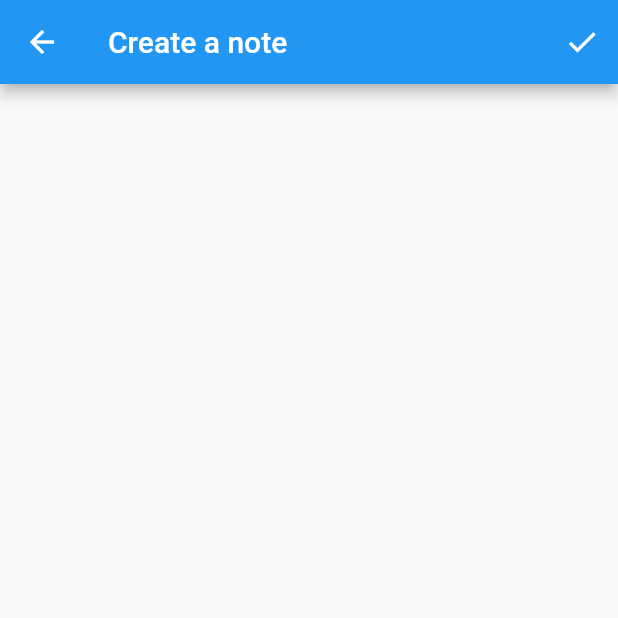
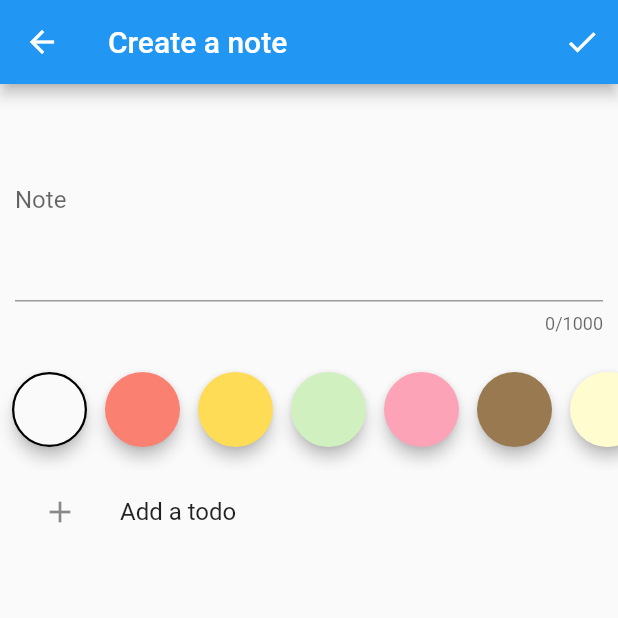
Before and after one commit to danPyk/todo_flutter, a Flutter app: the NoteFormPage screen opened by its route, on a phone screen of 412 x 824 dp, the top half of it. Run offline on Flutter 3.47's test engine with Material 2 defaults, Android fonts, the phone set to English and light mode, and no system bars; our stand-ins replace bloc, cloud_firestore, dartz, firebase_auth, firebase_core, flutter_bloc and 9 more; accounts and stored records are empty.

Commit message:
finded bug in note_dtos gen. file

```diff
--- a/lib/application/notes/note_form/note_form_bloc.dart
+++ b/lib/application/notes/note_form/note_form_bloc.dart
@@ -54,7 +54,7 @@ class NoteFormBloc extends Bloc<NoteFormEvent, NoteFormState> {
             state.copyWith(isSaving: true, saveFailureOrSuccessOption: none()));
 
         ///if there's no error, create note
-        if (state.note.failureOption.isNone()) {
+        if (state.note.failureOption.isNone() != null) {
           failureOrSuccess = state.isEditing
               ? await _iNoteRepository.update(state.note)
               : await _iNoteRepository.create(state.note);
--- a/lib/core/value_objects.dart
+++ b/lib/core/value_objects.dart
@@ -15,12 +15,12 @@ abstract class ValueObject<T> {
   bool isValid() => value.isRight();
 
   T getOrCrash() {
-    return value.fold((f) => throw UnexpectedValueError(f), (right) => right);
+    return value.fold((f) => throw UnexpectedValueError(f), id);
   }
 
   ///used to make ValueFailure type dynamic
   Either<ValueFailure<dynamic>, Unit> get failureOrUnit{
-    return value.fold((l) => left(l), (r) => right(unit),);
+    return value.fold((l) => left(l), (r) => right(unit));
   }
 
   @override
--- a/lib/domain/notes/note.dart
+++ b/lib/domain/notes/note.dart
@@ -22,7 +22,7 @@ class Note with _$Note {
   factory Note.empty() => Note(
         id: UniqueId(),
         noteBody: NoteBody(''),
-        noteColor: NoteColor(NoteColor.predefinedColor[0]),
+        noteColor: NoteColor(NoteColor.predefinedColors[0]),
         maxListSize3: ListMaxSize3(emptyList()),
       );
 
--- a/lib/domain/notes/value_objects.dart
+++ b/lib/domain/notes/value_objects.dart
@@ -39,7 +39,7 @@ class TodoName extends ValueObject<String> {
 }
 
 class NoteColor extends ValueObject<Color> {
-  static const List<Color> predefinedColor = [
+  static const List<Color> predefinedColors = [
     Color(0xfffafafa), // canvas
     Color(0xfffa8072), // salmon
     Color(0xfffedc56), // mustard
--- a/lib/presentation/notes/note_form/misc/todo_item_presentation_classes.dart
+++ b/lib/presentation/notes/note_form/misc/todo_item_presentation_classes.dart
@@ -1,10 +1,16 @@
+import 'package:flutter/cupertino.dart';
 import 'package:freezed_annotation/freezed_annotation.dart';
+import 'package:kt_dart/collection.dart';
 import 'package:todo_flutter/core/value_objects.dart';
 import 'package:todo_flutter/domain/notes/todo_item.dart';
 import 'package:todo_flutter/domain/notes/value_objects.dart';
 
 part 'todo_item_presentation_classes.freezed.dart';
-
+///used to pass KtList<TodoItemPrimitive> dawn the widget tree
+class FormTodos extends ValueNotifier<KtList<TodoItemPrimitive>> {
+  FormTodos() : super(emptyList<TodoItemPrimitive>());
+}
+///Used to operate with primitives in bloc
 ///very similar class to TodoItemDto, but here String is replaced by UniqueId
 
 @freezed
--- a/lib/presentation/notes/note_form/note_form_page.dart
+++ b/lib/presentation/notes/note_form/note_form_page.dart
@@ -1,13 +1,19 @@
 import 'package:dartz/dartz.dart';
+import 'package:flutter/cupertino.dart';
 import 'package:flutter/material.dart';
 import 'package:flutter_bloc/flutter_bloc.dart';
 import 'package:provider/provider.dart';
 import 'package:todo_flutter/application/notes/note_form/note_form_bloc.dart';
 import 'package:todo_flutter/domain/notes/note.dart';
+import 'package:todo_flutter/presentation/notes/note_form/widgets/add_todo_tile_widget.dart';
+import 'package:todo_flutter/presentation/notes/note_form/widgets/body_field_widget.dart';
+import 'package:todo_flutter/presentation/notes/note_form/widgets/color_field_widget.dart';
+import 'package:todo_flutter/presentation/notes/note_form/widgets/todo_list_widget.dart';
 import 'package:todo_flutter/presentation/notes/note_overview/notes_overview_page.dart';
 import 'package:todo_flutter/presentation/widgets/global_snackbar.dart';
 
 import '../../../injection.dart';
+import 'misc/todo_item_presentation_classes.dart';
 
 class NoteFormPage extends StatelessWidget {
   final Note? editedNote;
@@ -128,32 +134,33 @@ class NoteFormPageScaffold extends StatelessWidget {
           IconButton(
             icon: Icon(Icons.check),
             onPressed: () {
-              context.watch<NoteFormBloc>().add(const NoteFormEvent.saved());
+              context.read<NoteFormBloc>().add(const NoteFormEvent.saved());
             },
           )
         ],
       ),
-      // body: BlocBuilder<NoteFormBloc, NoteFormState>(
-      //   buildWhen: (p, c) => p.showErrorMessages != c.showErrorMessages,
-      //   builder: (context, state) {
-      //     return ChangeNotifierProvider(
-      //       create: (_) => FormTodos(),
-      //       child: Form(
-      //         //autovalidate: state.showErrorMessages,
-      //         child: SingleChildScrollView(
-      //           child: Column(
-      //             children: [
-      //               const BodyField(),
-      //               const ColorField(),
-      //               const TodoList(),
-      //               const AddTodoTile(),
-      //             ],
-      //           ),
-      //         ),
-      //       ),
-      //     );
-      //   },
-      // ),
+      body: BlocBuilder<NoteFormBloc, NoteFormState>(
+        buildWhen: (p, c) => p.showErrorMessages != c.showErrorMessages,
+        builder: (context, state) {
+          ///used to pass KtList<TodoItemPrimitive>
+          return ChangeNotifierProvider(
+            create: (_) => FormTodos(),
+            child: Form(
+              autovalidateMode: AutovalidateMode.onUserInteraction,
+              child: SingleChildScrollView(
+                child: Column(
+                  children: const [
+                     BodyField(),
+                      ColorField(),
+                      TodoList(),
+                      AddTodoTile(),
+                  ],
+                ),
+              ),
+            ),
+          );
+        },
+      ),
     );
   }
 }
--- /dev/null
+++ b/lib/presentation/notes/note_form/widgets/add_todo_tile_widget.dart
@@ -0,0 +1,42 @@
+import 'package:flutter/material.dart';
+import 'package:flutter_bloc/flutter_bloc.dart';
+import 'package:kt_dart/kt.dart';
+import 'package:todo_flutter/application/notes/note_form/note_form_bloc.dart';
+import 'package:todo_flutter/presentation/notes/note_form/misc/build_context_x.dart';
+import 'package:todo_flutter/presentation/notes/note_form/misc/todo_item_presentation_classes.dart';
+
+class AddTodoTile extends StatelessWidget {
+  const AddTodoTile({Key? key}) : super(key: key);
+
+  @override
+  Widget build(BuildContext context) {
+    return BlocConsumer<NoteFormBloc, NoteFormState>(
+      listenWhen: (p, c) => p.isEditing != c.isEditing,
+      listener: (context, state) {
+        context.formTodos = state.note.maxListSize3.value.fold(
+          (f) => listOf<TodoItemPrimitive>(),
+          (todoItemList) =>
+              todoItemList.map((_) => TodoItemPrimitive.fromDomain(_)),
+        );
+      },
+      buildWhen: (p, c) => p.note.maxListSize3.isFull != c.note.maxListSize3.isFull,
+      builder: (context, state) {
+        return ListTile(
+          enabled: !state.note.maxListSize3.isFull,
+          title: const Text('Add a todo'),
+          leading: const Padding(
+            padding: EdgeInsets.all(12.0),
+            child: Icon(Icons.add),
+          ),
+          onTap: () {
+            context.formTodos =
+                context.formTodos.plusElement(TodoItemPrimitive.empty());
+            context.read<NoteFormBloc>().add(
+                  NoteFormEvent.todosChanged(context.formTodos),
+                );
+          },
+        );
+      },
+    );
+  }
+}
--- /dev/null
+++ b/lib/presentation/notes/note_form/widgets/body_field_widget.dart
@@ -0,0 +1,52 @@
+import 'package:flutter/material.dart';
+import 'package:flutter_bloc/flutter_bloc.dart';
+import 'package:flutter_hooks/flutter_hooks.dart';
+import 'package:todo_flutter/application/notes/note_form/note_form_bloc.dart';
+import 'package:todo_flutter/domain/notes/value_objects.dart';
+
+class BodyField extends HookWidget {
+  const BodyField({
+    Key? key,
+  }) : super(key: key);
+
+  @override
+  Widget build(BuildContext context) {
+    final textEditingController = useTextEditingController();
+///for putting edited text into TextFormField
+    return BlocListener<NoteFormBloc, NoteFormState>(
+      listenWhen: (p, c) => p.isEditing != c.isEditing,
+      listener: (context, state) {
+        textEditingController.text = state.note.noteBody.getOrCrash();
+      },
+      child: Padding(
+          padding: const EdgeInsets.all(10),
+          child: TextFormField(
+            controller: textEditingController,
+            decoration: const InputDecoration(
+              labelText: 'Note',
+             // counterText: '',
+            ),
+            maxLength: NoteBody.maxLength,
+            maxLines: null,
+            minLines: 5,
+            onChanged: (value) => context
+                .read<NoteFormBloc>()
+                .add(NoteFormEvent.bodyChanged(value)),
+            validator: (_) => context
+                .read<NoteFormBloc>()
+                .state
+                .note
+                .noteBody
+                .value
+                .fold(
+                  (f) => f.maybeMap(
+                    empty: (f) => 'Cannot be empty',
+                    tooLongLength: (f) => 'Exceeding length, max: ${f.maxLength}',
+                    orElse: () => null,
+                  ),
+                  (r) => null,
+                ),
+          )),
+    );
+  }
+}
--- /dev/null
+++ b/lib/presentation/notes/note_form/widgets/color_field_widget.dart
@@ -0,0 +1,59 @@
+import 'package:flutter/material.dart';
+import 'package:flutter_bloc/flutter_bloc.dart';
+import 'package:todo_flutter/application/notes/note_form/note_form_bloc.dart';
+import 'package:todo_flutter/domain/notes/value_objects.dart';
+
+class ColorField extends StatelessWidget {
+  const ColorField({
+    Key? key,
+  }) : super(key: key);
+
+  @override
+  Widget build(BuildContext context) {
+    return BlocBuilder<NoteFormBloc, NoteFormState>(
+      buildWhen: (p, c) => p.note.noteColor != c.note.noteColor,
+      builder: (context, state) {
+        return SizedBox(
+          height: 80,
+          child: ListView.separated(
+            padding: const EdgeInsets.symmetric(horizontal: 8),
+            ///remove blue overlays on edges while scrolling
+            physics: const BouncingScrollPhysics(),
+            scrollDirection: Axis.horizontal,
+            itemCount: NoteColor.predefinedColors.length,
+            itemBuilder: (context, index) {
+              final itemColor = NoteColor.predefinedColors[index];
+              return GestureDetector(
+                onTap: () {
+                  context
+                      .read<NoteFormBloc>()
+                      .add(NoteFormEvent.colorChanged(itemColor));
+                },
+                child: Material(
+                  color: itemColor,
+                  elevation: 4,
+                  ///circle around color
+                  shape: CircleBorder(
+                    side: state.note.noteColor.value.fold(
+                      (_) => BorderSide.none,
+                      (color) => color == itemColor
+                          ? const BorderSide(width: 1.5)
+                          : BorderSide.none,
+                    ),
+                  ),
+                  child: const SizedBox(
+                    width: 50,
+                    height: 50,
+                  ),
+                ),
+              );
+            },
+            separatorBuilder: (context, index) {
+              return const SizedBox(width: 12);
+            },
+          ),
+        );
+      },
+    );
+  }
+}
--- a/lib/presentation/notes/note_overview/widgets/note_card_widget.dart
+++ b/lib/presentation/notes/note_overview/widgets/note_card_widget.dart
@@ -20,7 +20,7 @@ class NoteCard extends StatelessWidget {
       color: note.noteColor.getOrCrash(),
       child: InkWell(
         onTap: () {
-          Navigator.pushReplacementNamed(context, NoteFormPage.id);
+          Navigator.push(context, MaterialPageRoute(builder: (context) => NoteFormPage(editedNote: note,)));
         },
         onLongPress: () {
 
--- a/pubspec.yaml
+++ b/pubspec.yaml
@@ -53,6 +53,9 @@ dependencies:
 
   rxdart: ^0.27.3
   kt_dart: ^0.10.0
+  flutter_hooks: ^0.18.2
+  flutter_slidable: ^1.2.0
+  implicitly_animated_reorderable_list: ^0.4.2
 
 
 
```
Also changed, not shown: lib/infrastructure/notes/note_dtos.dart (+7 -8 lines), lib/infrastructure/notes/note_repository.dart (+10 -5 lines), lib/presentation/notes/note_form/misc/build_context_x.dart (added, +11 -0 lines), lib/presentation/notes/note_form/widgets/todo_list_widget.dart (added, +179 -0 lines), lib/infrastructure/notes/note_dtos.freezed.dart, lib/infrastructure/notes/note_dtos.g.dart, pubspec.lock.
